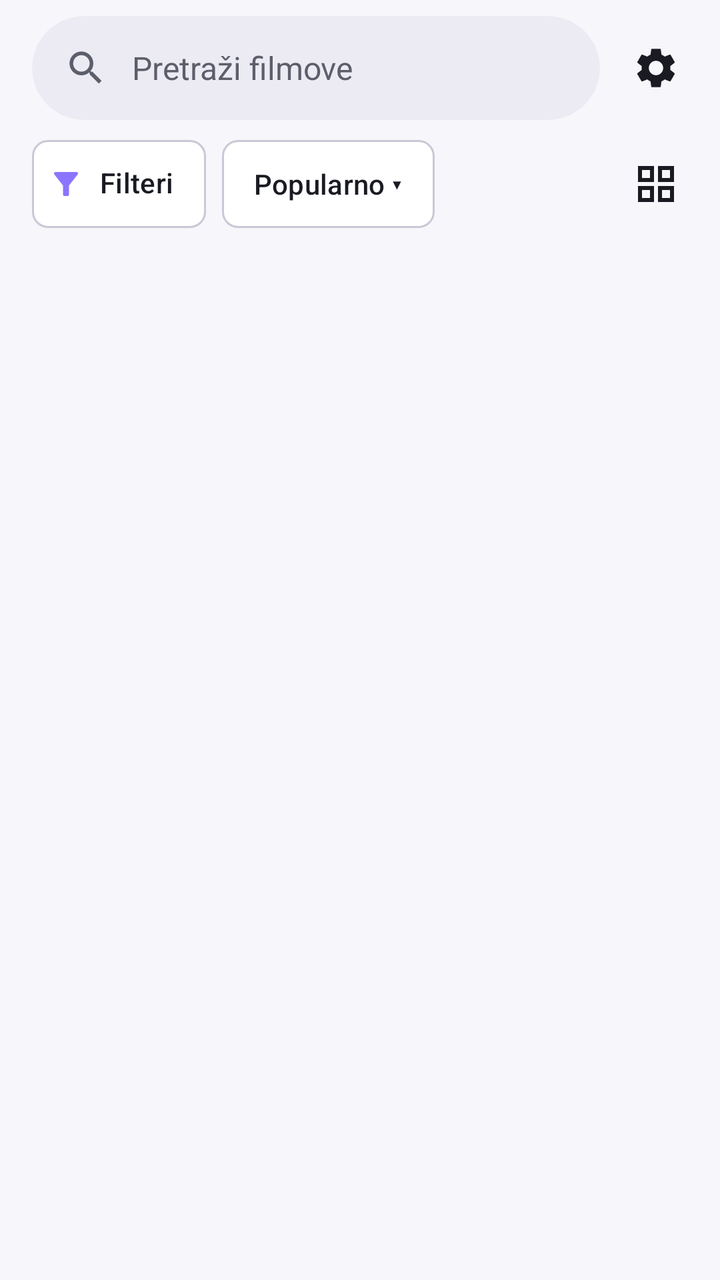
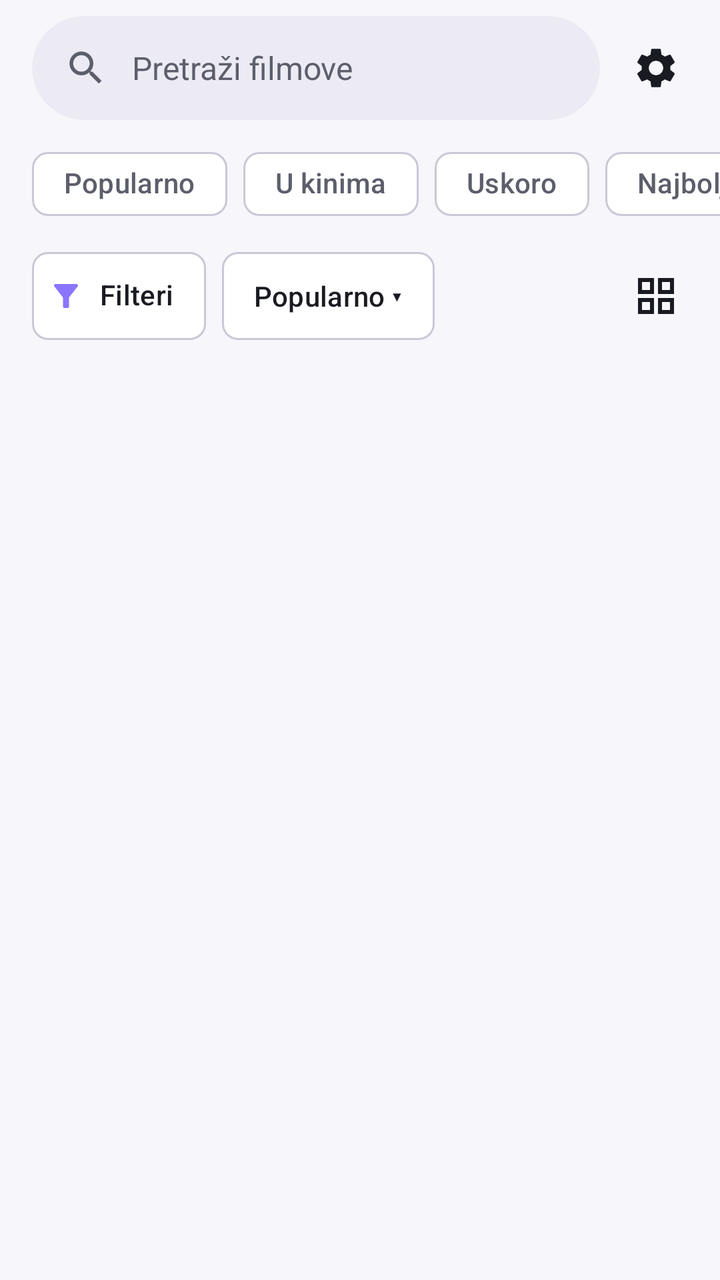

Screens rendered from an Android XML layout before and after an edit, with the pre-edit source and the edit as a unified diff.
<!-- AndroidManifest.xml: application theme Theme.Cinevo -->
<!-- res/layout/fragment_home.xml -->
<?xml version="1.0" encoding="utf-8"?>
<LinearLayout
    xmlns:android="http://schemas.android.com/apk/res/android"
    xmlns:app="http://schemas.android.com/apk/res-auto"
    android:layout_width="match_parent"
    android:layout_height="match_parent"
    android:orientation="vertical">

    <LinearLayout
        android:layout_width="match_parent"
        android:layout_height="wrap_content"
        android:gravity="center_vertical"
        android:orientation="horizontal"
        android:paddingStart="16dp"
        android:paddingTop="8dp"
        android:paddingEnd="8dp">

        <com.google.android.material.card.MaterialCardView
            android:layout_width="0dp"
            android:layout_height="52dp"
            android:layout_weight="1"
            app:cardBackgroundColor="?attr/colorSurfaceVariant"
            app:cardCornerRadius="26dp"
            app:cardElevation="0dp"
            app:strokeWidth="0dp">

            <LinearLayout
                android:layout_width="match_parent"
                android:layout_height="match_parent"
                android:gravity="center_vertical"
                android:orientation="horizontal"
                android:paddingStart="16dp"
                android:paddingEnd="4dp">

                <ImageView
                    android:layout_width="22dp"
                    android:layout_height="22dp"
                    android:contentDescription="Pretraga"
                    android:src="@drawable/ic_search"
                    app:tint="?attr/colorOnSurfaceVariant" />

                <EditText
                    android:id="@+id/editSearch"
                    android:layout_width="0dp"
                    android:layout_height="match_parent"
                    android:layout_weight="1"
                    android:background="@null"
                    android:hint="Pretraži filmove"
                    android:imeOptions="actionSearch"
                    android:importantForAutofill="no"
                    android:inputType="text"
                    android:maxLines="1"
                    android:paddingStart="12dp"
                    android:paddingEnd="8dp"
                    android:textColor="?attr/colorOnSurface"
                    android:textColorHint="?attr/colorOnSurfaceVariant"
                    android:textSize="16sp" />

                <ImageButton
                    android:id="@+id/btnClearSearch"
                    android:layout_width="44dp"
                    android:layout_height="44dp"
                    android:background="?attr/selectableItemBackgroundBorderless"
                    android:contentDescription="Obriši tekst"
                    android:src="@drawable/ic_close"
                    android:visibility="gone"
                    app:tint="?attr/colorOnSurfaceVariant" />
            </LinearLayout>
        </com.google.android.material.card.MaterialCardView>

        <ImageButton
            android:id="@+id/btnSettings"
            android:layout_width="48dp"
            android:layout_height="48dp"
            android:layout_marginStart="4dp"
            android:background="?attr/selectableItemBackgroundBorderless"
            android:contentDescription="Postavke"
            android:src="@drawable/ic_settings"
            app:tint="?attr/colorOnSurface" />
    </LinearLayout>

    <LinearLayout
        android:layout_width="match_parent"
        android:layout_height="wrap_content"
        android:gravity="center_vertical"
        android:orientation="horizontal"
        android:paddingStart="16dp"
        android:paddingTop="8dp"
        android:paddingEnd="8dp"
        android:paddingBottom="4dp">

        <com.google.android.material.chip.Chip
            android:id="@+id/chipFilters"
            android:layout_width="wrap_content"
            android:layout_height="wrap_content"
            android:text="Filteri"
            app:chipIcon="@drawable/ic_filter"
            app:chipIconVisible="true"
            app:chipMinHeight="44dp"
            app:chipIconTint="@color/cinevo_icon_accent"/>

        <com.google.android.material.chip.Chip
            android:id="@+id/chipSort"
            android:layout_width="wrap_content"
            android:layout_height="wrap_content"
            android:layout_marginStart="8dp"
            android:text="Popularno ▾"
            app:chipMinHeight="44dp" />

        <Space
            android:layout_width="0dp"
            android:layout_height="0dp"
            android:layout_weight="1" />

        <ImageButton
            android:id="@+id/btnGrid"
            android:layout_width="48dp"
            android:layout_height="48dp"
            android:background="?attr/selectableItemBackgroundBorderless"
            android:contentDescription="Broj kolona"
            android:src="@drawable/ic_grid"
            app:tint="?attr/colorOnSurface" />
    </LinearLayout>

    <LinearLayout
        android:id="@+id/sectionPeople"
        android:layout_width="match_parent"
        android:layout_height="wrap_content"
        android:orientation="vertical"
        android:visibility="gone">

        <TextView
            android:layout_width="match_parent"
            android:layout_height="wrap_content"
            android:paddingStart="20dp"
            android:paddingTop="8dp"
            android:text="Osobe"
            android:textColor="?attr/colorOnSurface"
            android:textSize="15sp"
            android:textStyle="bold" />

        <androidx.recyclerview.widget.RecyclerView
            android:id="@+id/recyclerPeople"
            android:layout_width="match_parent"
            android:layout_height="wrap_content"
            android:clipToPadding="false"
            android:paddingStart="12dp"
            android:paddingEnd="12dp" />
    </LinearLayout>

    <FrameLayout
        android:layout_width="match_parent"
        android:layout_height="0dp"
        android:layout_weight="1">

        <androidx.recyclerview.widget.RecyclerView
            android:id="@+id/recyclerMovies"
            android:layout_width="match_parent"
            android:layout_height="match_parent"
            android:clipToPadding="false"
            android:padding="6dp" />

        <ProgressBar
            android:id="@+id/progressPage"
            android:layout_width="wrap_content"
            android:layout_height="wrap_content"
            android:layout_gravity="bottom|center_horizontal"
            android:layout_marginBottom="16dp"
            android:visibility="gone" />

        <ProgressBar
            android:id="@+id/progressCenter"
            android:layout_width="wrap_content"
            android:layout_height="wrap_content"
            android:layout_gravity="center"
            android:visibility="gone" />

        <LinearLayout
            android:id="@+id/stateView"
            android:layout_width="wrap_content"
            android:layout_height="wrap_content"
            android:layout_gravity="center"
            android:gravity="center_horizontal"
            android:orientation="vertical"
            android:padding="24dp"
            android:visibility="gone">

            <TextView
                android:id="@+id/tvState"
                android:layout_width="wrap_content"
                android:layout_height="wrap_content"
                android:gravity="center"
                android:textColor="?attr/colorOnSurfaceVariant"
                android:textSize="16sp" />

            <Button
                android:id="@+id/btnRetry"
                android:layout_width="wrap_content"
                android:layout_height="wrap_content"
                android:layout_marginTop="12dp"
                android:text="Pokušaj ponovo"
                android:visibility="gone" />
        </LinearLayout>
    </FrameLayout>

</LinearLayout>
<!-- resources referenced by this layout -->
<resources>
  <color name="cinevo_icon_accent">#8B75FF</color>
  <!-- drawable ic_close (drawable) -->
  <vector xmlns:android="http://schemas.android.com/apk/res/android" android:height="24dp" android:tint="#000000" android:viewportHeight="24" android:viewportWidth="24" android:width="24dp">
        
      <path android:fillColor="@android:color/white" android:pathData="M19,6.41L17.59,5 12,10.59 6.41,5 5,6.41 10.59,12 5,17.59 6.41,19 12,13.41 17.59,19 19,17.59 13.41,12z"/>
      
  </vector>
  <!-- drawable ic_filter (drawable) -->
  <vector xmlns:android="http://schemas.android.com/apk/res/android" android:height="24dp" android:tint="#000000" android:viewportHeight="24" android:viewportWidth="24" android:width="24dp">
        
      <path android:fillColor="@android:color/white" android:pathData="M4.25,5.66c0.1,0.13 5.74,7.33 5.74,7.33V19c0,0.55 0.45,1 1.01,1h2.01c0.55,0 1.01,-0.45 1.01,-1v-6.02s5.49,-7.02 5.75,-7.34C20.03,5.32 20,5 20,5c0,-0.55 -0.45,-1 -1.01,-1H5.01C4.4,4 4,4.48 4,5c0,0.2 0.06,0.44 0.25,0.66z"/>
      
  </vector>
  <!-- drawable ic_grid (drawable) -->
  <vector xmlns:android="http://schemas.android.com/apk/res/android" android:height="24dp" android:tint="#000000" android:viewportHeight="24" android:viewportWidth="24" android:width="24dp">
        
      <path android:fillColor="@android:color/white" android:fillType="evenOdd" android:pathData="M3,3v8h8L11,3L3,3zM9,9L5,9L5,5h4v4zM3,13v8h8v-8L3,13zM9,19L5,19v-4h4v4zM13,3v8h8L21,3h-8zM19,9h-4L15,5h4v4zM13,13v8h8v-8h-8zM19,19h-4v-4h4v4z"/>
      
  </vector>
  <color name="cinevo_primary">#6A4DF4</color>
  <color name="cinevo_on_primary">#FFFFFF</color>
  <color name="cinevo_primary_container">#E6DEFF</color>
  <color name="cinevo_on_primary_container">#1E0A66</color>
  <color name="cinevo_secondary">#5F5B7A</color>
  <color name="cinevo_on_secondary">#FFFFFF</color>
  <color name="cinevo_secondary_container">#E4E0F5</color>
  <color name="cinevo_on_secondary_container">#1B1830</color>
  <color name="cinevo_background">#F6F6FB</color>
  <color name="cinevo_on_background">#1A1B22</color>
  <color name="cinevo_surface">#FFFFFF</color>
  <color name="cinevo_on_surface">#1A1B22</color>
  <color name="cinevo_surface_variant">#ECEBF4</color>
  <color name="cinevo_on_surface_variant">#5C5E6B</color>
  <color name="cinevo_outline">#C9C8D6</color>
  <style name="ShapeAppearance.Cinevo.Small" parent="ShapeAppearance.Material3.SmallComponent">
          <item name="cornerFamily">rounded</item>
          <item name="cornerSize">12dp</item>
      </style>
  <style name="ShapeAppearance.Cinevo.Medium" parent="ShapeAppearance.Material3.MediumComponent">
          <item name="cornerFamily">rounded</item>
          <item name="cornerSize">16dp</item>
      </style>
  <style name="ShapeAppearance.Cinevo.Large" parent="ShapeAppearance.Material3.LargeComponent">
          <item name="cornerFamily">rounded</item>
          <item name="cornerSize">24dp</item>
      </style>
  <!-- unchanged entries left out for length: 3 -->
</resources>

<!-- the commit's change to res/layout/fragment_home.xml (unified diff, before → after) -->
@@ -35,7 +35,7 @@
                 <ImageView
                     android:layout_width="22dp"
                     android:layout_height="22dp"
-                    android:contentDescription="Pretraga"
+                    android:contentDescription="@string/search"
                     android:src="@drawable/ic_search"
                     app:tint="?attr/colorOnSurfaceVariant" />
 
@@ -45,7 +45,7 @@
                     android:layout_height="match_parent"
                     android:layout_weight="1"
                     android:background="@null"
-                    android:hint="Pretraži filmove"
+                    android:hint="@string/search_hint"
                     android:imeOptions="actionSearch"
                     android:importantForAutofill="no"
                     android:inputType="text"
@@ -61,7 +61,7 @@
                     android:layout_width="44dp"
                     android:layout_height="44dp"
                     android:background="?attr/selectableItemBackgroundBorderless"
-                    android:contentDescription="Obriši tekst"
+                    android:contentDescription="@string/clear_text"
                     android:src="@drawable/ic_close"
                     android:visibility="gone"
                     app:tint="?attr/colorOnSurfaceVariant" />
@@ -74,10 +74,57 @@
             android:layout_height="48dp"
             android:layout_marginStart="4dp"
             android:background="?attr/selectableItemBackgroundBorderless"
-            android:contentDescription="Postavke"
+            android:contentDescription="@string/settings"
             android:src="@drawable/ic_settings"
             app:tint="?attr/colorOnSurface" />
     </LinearLayout>
+
+    <HorizontalScrollView
+        android:layout_width="match_parent"
+        android:layout_height="wrap_content"
+        android:clipToPadding="false"
+        android:paddingStart="16dp"
+        android:paddingTop="8dp"
+        android:paddingEnd="16dp"
+        android:scrollbars="none">
+
+        <com.google.android.material.chip.ChipGroup
+            android:id="@+id/chipFeeds"
+            android:layout_width="wrap_content"
+            android:layout_height="wrap_content"
+            app:selectionRequired="false"
+            app:singleLine="true"
+            app:singleSelection="true">
+
+            <com.google.android.material.chip.Chip
+                android:id="@+id/chipFeedPopular"
+                style="@style/Widget.Material3.Chip.Filter"
+                android:layout_width="wrap_content"
+                android:layout_height="wrap_content"
+                android:text="@string/feed_popular" />
+
+            <com.google.android.material.chip.Chip
+                android:id="@+id/chipFeedNowPlaying"
+                style="@style/Widget.Material3.Chip.Filter"
+                android:layout_width="wrap_content"
+                android:layout_height="wrap_content"
+                android:text="@string/feed_now_playing" />
+
+            <com.google.android.material.chip.Chip
+                android:id="@+id/chipFeedUpcoming"
+                style="@style/Widget.Material3.Chip.Filter"
+                android:layout_width="wrap_content"
+                android:layout_height="wrap_content"
+                android:text="@string/feed_upcoming" />
+
+            <com.google.android.material.chip.Chip
+                android:id="@+id/chipFeedTopRated"
+                style="@style/Widget.Material3.Chip.Filter"
+                android:layout_width="wrap_content"
+                android:layout_height="wrap_content"
+                android:text="@string/feed_top_rated" />
+        </com.google.android.material.chip.ChipGroup>
+    </HorizontalScrollView>
 
     <LinearLayout
         android:layout_width="match_parent"
@@ -93,7 +140,7 @@
             android:id="@+id/chipFilters"
             android:layout_width="wrap_content"
             android:layout_height="wrap_content"
-            android:text="Filteri"
+            android:text="@string/filters"
             app:chipIcon="@drawable/ic_filter"
             app:chipIconVisible="true"
             app:chipMinHeight="44dp"
@@ -104,7 +151,7 @@
             android:layout_width="wrap_content"
             android:layout_height="wrap_content"
             android:layout_marginStart="8dp"
-            android:text="Popularno ▾"
+            android:text="@string/sort_chip_default"
             app:chipMinHeight="44dp" />
 
         <Space
@@ -117,7 +164,7 @@
             android:layout_width="48dp"
             android:layout_height="48dp"
             android:background="?attr/selectableItemBackgroundBorderless"
-            android:contentDescription="Broj kolona"
+            android:contentDescription="@string/columns"
             android:src="@drawable/ic_grid"
             app:tint="?attr/colorOnSurface" />
     </LinearLayout>
@@ -134,7 +181,7 @@
             android:layout_height="wrap_content"
             android:paddingStart="20dp"
             android:paddingTop="8dp"
-            android:text="Osobe"
+            android:text="@string/people"
             android:textColor="?attr/colorOnSurface"
             android:textSize="15sp"
             android:textStyle="bold" />
@@ -198,7 +245,7 @@
                 android:layout_width="wrap_content"
                 android:layout_height="wrap_content"
                 android:layout_marginTop="12dp"
-                android:text="Pokušaj ponovo"
+                android:text="@string/retry"
                 android:visibility="gone" />
         </LinearLayout>
     </FrameLayout>
<!-- resource entries referenced after the edit -->
@@ -19,6 +19,19 @@
       <path android:fillColor="@android:color/white" android:fillType="evenOdd" android:pathData="M3,3v8h8L11,3L3,3zM9,9L5,9L5,5h4v4zM3,13v8h8v-8L3,13zM9,19L5,19v-4h4v4zM13,3v8h8L21,3h-8zM19,9h-4L15,5h4v4zM13,13v8h8v-8h-8zM19,19h-4v-4h4v4z"/>
       
   </vector>
+  <string name="clear_text">Obriši tekst</string>
+  <string name="columns">Broj kolona</string>
+  <string name="feed_now_playing">U kinima</string>
+  <string name="feed_popular">Popularno</string>
+  <string name="feed_top_rated">Najbolje ocijenjeni</string>
+  <string name="feed_upcoming">Uskoro</string>
+  <string name="filters">Filteri</string>
+  <string name="people">Osobe</string>
+  <string name="retry">Pokušaj ponovo</string>
+  <string name="search">Pretraga</string>
+  <string name="search_hint">Pretraži filmove</string>
+  <string name="settings">Postavke</string>
+  <string name="sort_chip_default">Popularno ▾</string>
   <color name="cinevo_primary">#6A4DF4</color>
   <color name="cinevo_on_primary">#FFFFFF</color>
   <color name="cinevo_primary_container">#E6DEFF</color>
